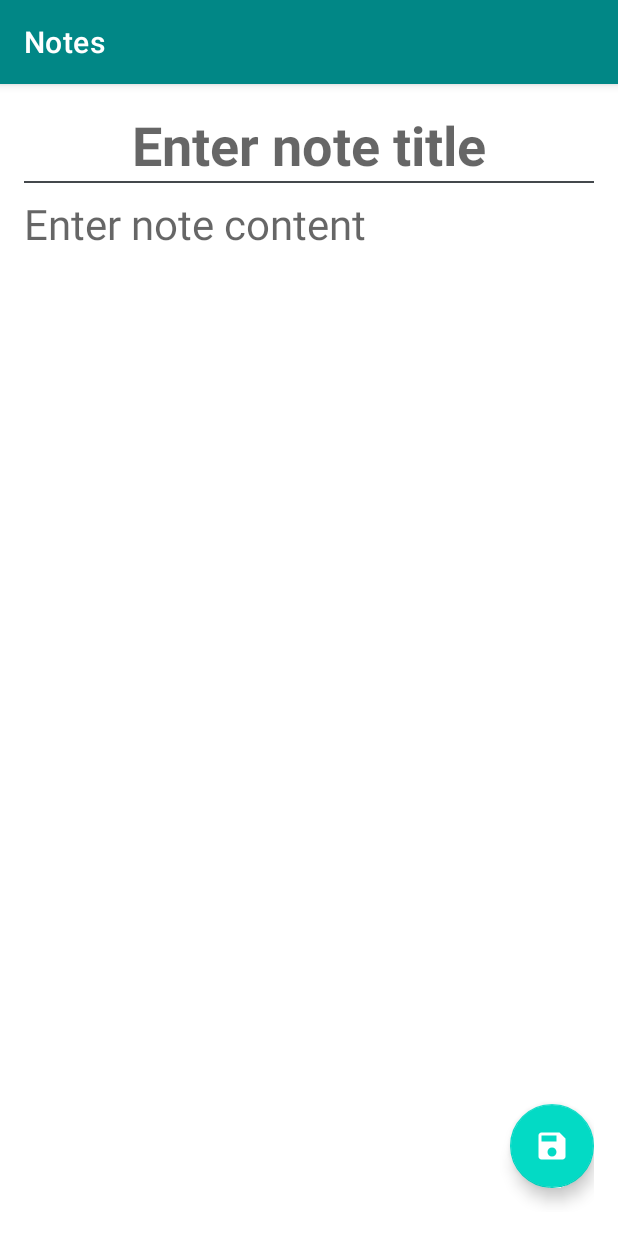
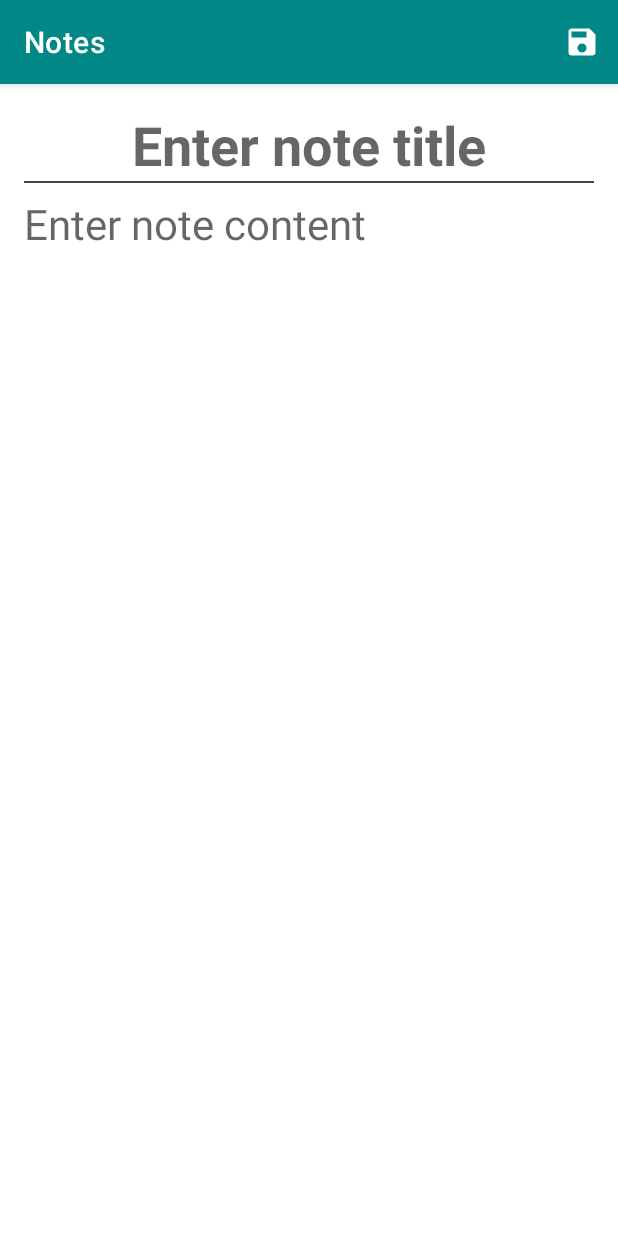
Before and after one commit to can-mustafa/note-app, an Android app: the NoteEditFragment screen opened through its navigation route, on a phone screen of 412 x 824 dp. Run offline under Robolectric (Android 15) with nearby library versions, the phone set to English and light mode, and no system bars; our stand-ins replace Dagger/Hilt's generated code.

Commit message:
note edit fragment save fun updated

```diff
--- a/app/src/main/java/com/mustafacan/notes/presentation/view/NoteEditFragment.kt
+++ b/app/src/main/java/com/mustafacan/notes/presentation/view/NoteEditFragment.kt
@@ -1,9 +1,7 @@
 package com.mustafacan.notes.presentation.view
 
 import android.os.Bundle
-import android.view.LayoutInflater
-import android.view.View
-import android.view.ViewGroup
+import android.view.*
 import android.widget.Toast
 import androidx.fragment.app.Fragment
 import androidx.lifecycle.ViewModelProvider
@@ -35,6 +33,7 @@ class NoteEditFragment : Fragment() {
         inflater: LayoutInflater, container: ViewGroup?,
         savedInstanceState: Bundle?
     ): View {
+        setHasOptionsMenu(true)
         _binding = FragmentNoteEditBinding.inflate(inflater, container, false)
         return binding.root
     }
@@ -50,7 +49,6 @@ class NoteEditFragment : Fragment() {
             viewModel.getNoteById(noteId)
         }
 
-        setListeners()
         setObservers()
     }
 
@@ -59,8 +57,13 @@ class NoteEditFragment : Fragment() {
         _binding = null
     }
 
-    private fun setListeners() {
-        binding.noteDetailSaveButton.setOnClickListener {
+    override fun onCreateOptionsMenu(menu: Menu, inflater: MenuInflater) {
+        inflater.inflate(R.menu.menu_note_edit, menu)
+    }
+
+    override fun onOptionsItemSelected(item: MenuItem): Boolean {
+        return when (item.itemId) {
+            R.id.menu_note_edit_save -> {
                 if (noteId != Util.INVALID_NOTE_ID) {
                     viewModel.addNote(
                         Note(
@@ -71,6 +74,9 @@ class NoteEditFragment : Fragment() {
                         )
                     )
                 }
+                true
+            }
+            else -> super.onOptionsItemSelected(item)
         }
     }
 
--- a/app/src/main/res/layout/fragment_note_edit.xml
+++ b/app/src/main/res/layout/fragment_note_edit.xml
@@ -33,7 +33,7 @@
         android:layout_height="@dimen/match_constraint"
         android:layout_marginTop="@dimen/dp_8"
         android:layout_marginBottom="@dimen/dp_8"
-        app:layout_constraintBottom_toTopOf="@id/note_detail_save_button"
+        app:layout_constraintBottom_toTopOf="@id/note_detail_timestamp"
         app:layout_constraintStart_toStartOf="parent"
         app:layout_constraintTop_toBottomOf="@id/divider">
 
@@ -58,15 +58,4 @@
         app:layout_constraintStart_toStartOf="parent"
         tools:text="Last update: 18.02.1992 21:25" />
 
-    <com.google.android.material.floatingactionbutton.FloatingActionButton
-        android:id="@+id/note_detail_save_button"
-        android:layout_width="wrap_content"
-        android:layout_height="wrap_content"
-        android:layout_marginBottom="@dimen/dp_16"
-        android:contentDescription="@string/fab_content_description"
-        android:src="@drawable/ic_baseline_save_24"
-        app:layout_constraintBottom_toBottomOf="parent"
-        app:layout_constraintEnd_toEndOf="parent"
-        app:tint="@color/white" />
-
 </androidx.constraintlayout.widget.ConstraintLayout>
--- /dev/null
+++ b/app/src/main/res/menu/menu_note_edit.xml
@@ -0,0 +1,10 @@
+<?xml version="1.0" encoding="utf-8"?>
+<menu xmlns:android="http://schemas.android.com/apk/res/android"
+    xmlns:app="http://schemas.android.com/apk/res-auto">
+
+    <item
+        android:id="@+id/menu_note_edit_save"
+        android:icon="@drawable/ic_baseline_save_24"
+        android:title="@string/save"
+        app:showAsAction="always" />
+</menu>
--- a/build.gradle
+++ b/build.gradle
@@ -15,8 +15,8 @@ buildscript {
 }
 
 plugins {
-    id 'com.android.application' version '7.4.0-alpha03' apply false
-    id 'com.android.library' version '7.4.0-alpha03' apply false
+    id 'com.android.application' version '7.2.1' apply false
+    id 'com.android.library' version '7.2.1' apply false
     id 'org.jetbrains.kotlin.android' version '1.6.21' apply false
 }
 
```
Lines whose indentation alone changed are shown as unchanged.
